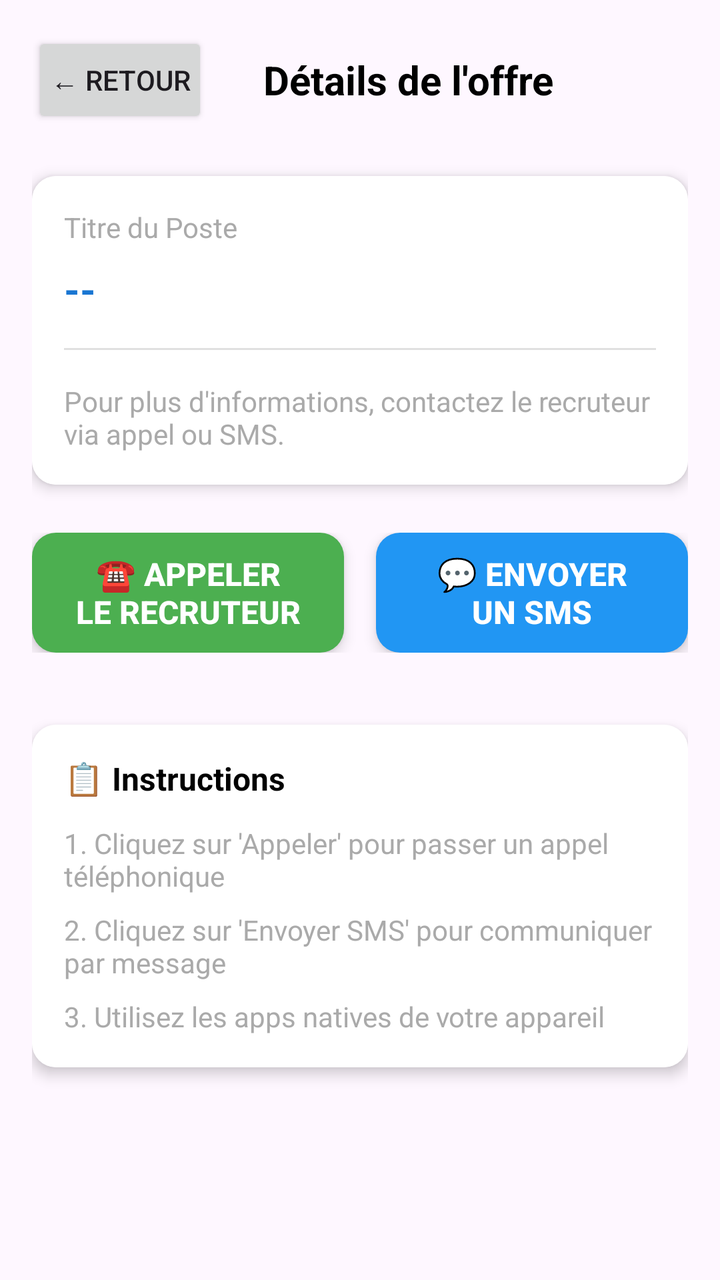
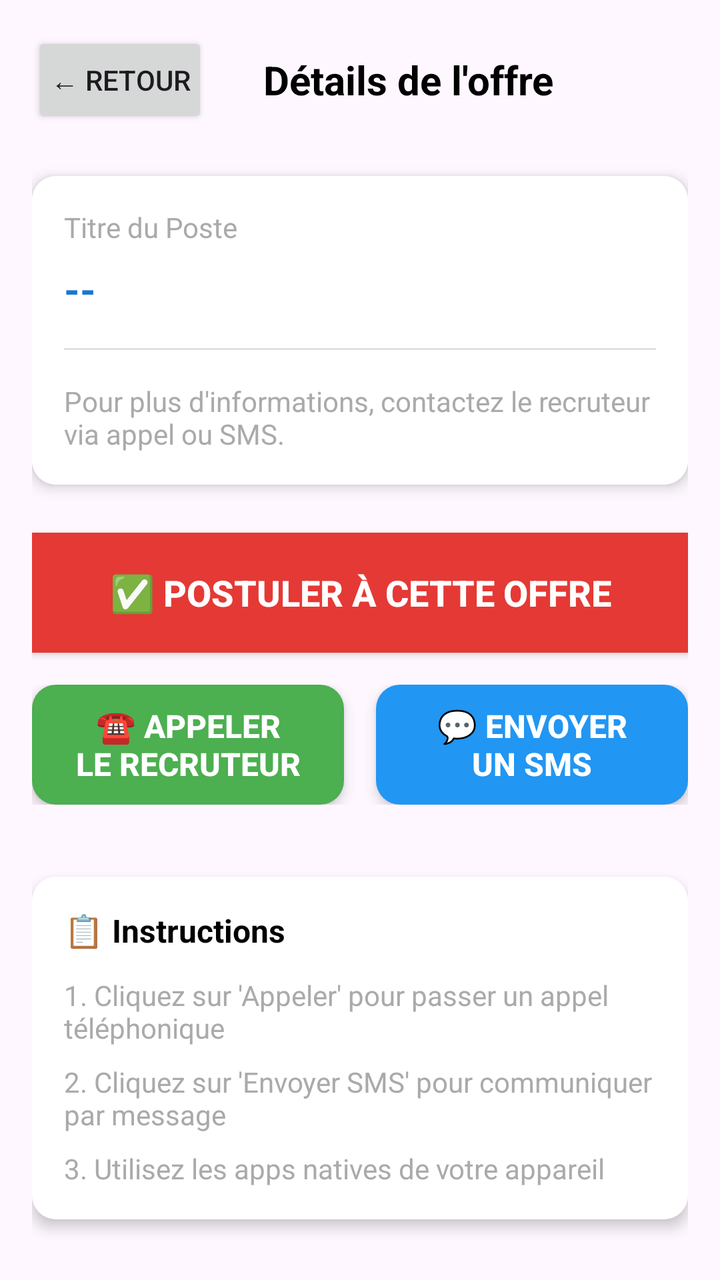

An Android layout rendered at two revisions. The XML below is the earlier revision; the diff shows what the commit changed to produce the second picture.
<!-- AndroidManifest.xml: application theme Theme.JobBoard -->
<!-- res/layout/activity_detail.xml -->
<?xml version="1.0" encoding="utf-8"?>
<LinearLayout xmlns:android="http://schemas.android.com/apk/res/android"
    xmlns:tools="http://schemas.android.com/tools"
    android:layout_width="match_parent"
    android:layout_height="match_parent"
    android:orientation="vertical"
    android:padding="16dp"
    android:gravity="center_horizontal"
    tools:context=".DetailActivity">

    
    <LinearLayout
        android:layout_width="match_parent"
        android:layout_height="wrap_content"
        android:orientation="horizontal"
        android:gravity="center_vertical"
        android:layout_marginBottom="24dp">

        <Button
            android:id="@+id/back_button"
            android:layout_width="wrap_content"
            android:layout_height="wrap_content"
            android:text="← Retour"
            android:textSize="14sp"
            android:paddingLeft="8dp"
            android:paddingRight="8dp" />

        <TextView
            android:layout_width="0dp"
            android:layout_height="wrap_content"
            android:layout_weight="1"
            android:text="Détails de l'offre"
            android:textSize="20sp"
            android:textStyle="bold"
            android:gravity="center"
            android:textColor="@android:color/black" />

        <View
            android:layout_width="40dp"
            android:layout_height="1dp" />

    </LinearLayout>

    
    <androidx.cardview.widget.CardView
        android:layout_width="match_parent"
        android:layout_height="wrap_content"
        android:layout_marginBottom="24dp"
        xmlns:app="http://schemas.android.com/apk/res-auto"
        app:cardCornerRadius="12dp"
        app:cardElevation="4dp">

        <LinearLayout
            android:layout_width="match_parent"
            android:layout_height="wrap_content"
            android:orientation="vertical"
            android:padding="16dp"
            android:background="@android:color/white">

            <TextView
                android:layout_width="match_parent"
                android:layout_height="wrap_content"
                android:text="Titre du Poste"
                android:textSize="14sp"
                android:textColor="@android:color/darker_gray"
                android:layout_marginBottom="8dp" />

            <TextView
                android:id="@+id/detail_title"
                android:layout_width="match_parent"
                android:layout_height="wrap_content"
                android:text="--"
                android:textSize="20sp"
                android:textStyle="bold"
                android:textColor="#1976D2"
                android:layout_marginBottom="8dp" />

            <View
                android:layout_width="match_parent"
                android:layout_height="1dp"
                android:background="#E0E0E0"
                android:layout_marginTop="8dp"
                android:layout_marginBottom="8dp" />

            <TextView
                android:layout_width="match_parent"
                android:layout_height="wrap_content"
                android:text="Pour plus d'informations, contactez le recruteur via appel ou SMS."
                android:textSize="14sp"
                android:textColor="@android:color/darker_gray"
                android:layout_marginTop="8dp" />

        </LinearLayout>

    </androidx.cardview.widget.CardView>

    
    <LinearLayout
        android:layout_width="match_parent"
        android:layout_height="wrap_content"
        android:orientation="horizontal"
        android:layout_marginBottom="12dp">

        <androidx.cardview.widget.CardView
            android:layout_width="0dp"
            android:layout_height="wrap_content"
            android:layout_weight="1"
            android:layout_marginRight="8dp"
            xmlns:app="http://schemas.android.com/apk/res-auto"
            app:cardCornerRadius="12dp"
            app:cardElevation="4dp">

            <Button
                android:id="@+id/call_button"
                android:layout_width="match_parent"
                android:layout_height="60dp"
                android:text="☎ Appeler\nle Recruteur"
                android:textSize="16sp"
                android:textStyle="bold"
                android:textColor="@android:color/white"
                android:gravity="center"
                android:background="#4CAF50"
                android:layout_margin="0dp" />

        </androidx.cardview.widget.CardView>

        <androidx.cardview.widget.CardView
            android:layout_width="0dp"
            android:layout_height="wrap_content"
            android:layout_weight="1"
            android:layout_marginLeft="8dp"
            xmlns:app="http://schemas.android.com/apk/res-auto"
            app:cardCornerRadius="12dp"
            app:cardElevation="4dp">

            <Button
                android:id="@+id/sms_button"
                android:layout_width="match_parent"
                android:layout_height="60dp"
                android:text="💬 Envoyer\nun SMS"
                android:textSize="16sp"
                android:textStyle="bold"
                android:textColor="@android:color/white"
                android:gravity="center"
                android:background="#2196F3"
                android:layout_margin="0dp" />

        </androidx.cardview.widget.CardView>

    </LinearLayout>

    
    <androidx.cardview.widget.CardView
        android:layout_width="match_parent"
        android:layout_height="wrap_content"
        android:layout_marginTop="24dp"
        xmlns:app="http://schemas.android.com/apk/res-auto"
        app:cardCornerRadius="12dp"
        app:cardElevation="4dp">

        <LinearLayout
            android:layout_width="match_parent"
            android:layout_height="wrap_content"
            android:orientation="vertical"
            android:padding="16dp"
            android:background="@android:color/white">

            <TextView
                android:layout_width="match_parent"
                android:layout_height="wrap_content"
                android:text="📋 Instructions"
                android:textSize="16sp"
                android:textStyle="bold"
                android:textColor="@android:color/black"
                android:layout_marginBottom="12dp" />

            <TextView
                android:layout_width="match_parent"
                android:layout_height="wrap_content"
                android:text="1. Cliquez sur 'Appeler' pour passer un appel téléphonique"
                android:textSize="14sp"
                android:textColor="@android:color/darker_gray"
                android:layout_marginBottom="8dp" />

            <TextView
                android:layout_width="match_parent"
                android:layout_height="wrap_content"
                android:text="2. Cliquez sur 'Envoyer SMS' pour communiquer par message"
                android:textSize="14sp"
                android:textColor="@android:color/darker_gray"
                android:layout_marginBottom="8dp" />

            <TextView
                android:layout_width="match_parent"
                android:layout_height="wrap_content"
                android:text="3. Utilisez les apps natives de votre appareil"
                android:textSize="14sp"
                android:textColor="@android:color/darker_gray" />

        </LinearLayout>

    </androidx.cardview.widget.CardView>

    <View
        android:layout_width="match_parent"
        android:layout_height="0dp"
        android:layout_weight="1" />

</LinearLayout>
<!-- resources referenced by this layout -->
<resources>
  <style name="Theme.JobBoard" parent="Base.Theme.JobBoard" />
  <style name="Base.Theme.JobBoard" parent="Theme.Material3.DayNight.NoActionBar">
          
          
      </style>
</resources>

<!-- the commit's change to res/layout/activity_detail.xml (unified diff, before → after) -->
@@ -95,6 +95,18 @@
     </androidx.cardview.widget.CardView>
 
     
+    <Button
+        android:id="@+id/apply_button"
+        android:layout_width="match_parent"
+        android:layout_height="60dp"
+        android:text="✅ Postuler à cette offre"
+        android:textSize="18sp"
+        android:textStyle="bold"
+        android:textColor="@android:color/white"
+        android:background="#E53935"
+        android:layout_marginBottom="16dp" />
+
+    
     <LinearLayout
         android:layout_width="match_parent"
         android:layout_height="wrap_content"
